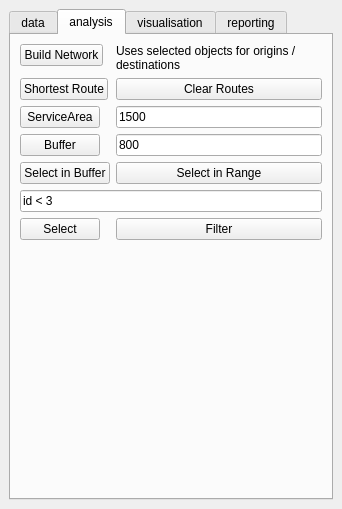
The window that SpatialDecision/spatial_decision_dockwidget_base.ui (efrancesp/GEO1005_ArnhemFlooding) describes before a commit, drawn with Qt 5.
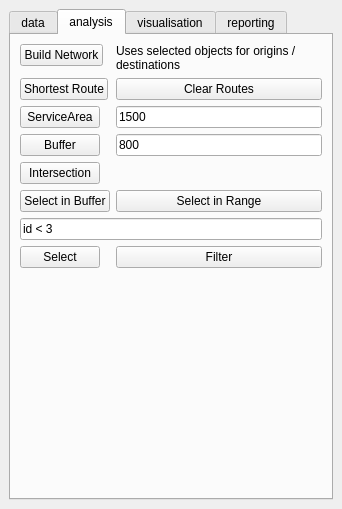
The same window after the commit. The open tabs and pages were chosen to show the change. Icons and pictures are not drawn.

What changed in the file:
```diff
--- a/SpatialDecision/spatial_decision_dockwidget_base.ui
+++ b/SpatialDecision/spatial_decision_dockwidget_base.ui
@@ -185,35 +185,35 @@
           </property>
          </widget>
         </item>
-        <item row="5" column="0">
+        <item row="6" column="0">
          <widget class="QPushButton" name="selectBufferButton">
           <property name="text">
            <string>Select in Buffer</string>
           </property>
          </widget>
         </item>
-        <item row="5" column="1">
+        <item row="6" column="1">
          <widget class="QPushButton" name="selectRangeButton">
           <property name="text">
            <string>Select in Range</string>
           </property>
          </widget>
         </item>
-        <item row="7" column="0">
+        <item row="8" column="0">
          <widget class="QPushButton" name="expressionSelectButton">
           <property name="text">
            <string>Select</string>
           </property>
          </widget>
         </item>
-        <item row="6" column="0" colspan="2">
+        <item row="7" column="0" colspan="2">
          <widget class="QLineEdit" name="expressionEdit">
           <property name="text">
            <string>id &lt; 3</string>
           </property>
          </widget>
         </item>
-        <item row="7" column="1">
+        <item row="8" column="1">
          <widget class="QPushButton" name="expressionFilterButton">
           <property name="text">
            <string>Filter</string>
@@ -227,6 +227,13 @@
           </property>
          </widget>
         </item>
+        <item row="5" column="0">
+         <widget class="QPushButton" name="makeIntersectionButton">
+          <property name="text">
+           <string>Intersection</string>
+          </property>
+         </widget>
+        </item>
        </layout>
       </widget>
       <widget class="QWidget" name="tab">
```
Left out of the diff: 70 changed lines with no effect on the pictures.
